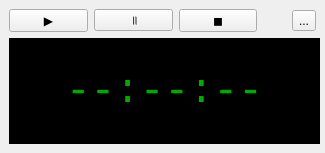
Old version of the form mainwindow.ui in the repository mkeyran/Pomato.
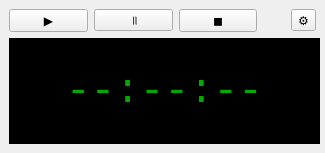
New version of the form. Icons and pictures are not drawn.

Commit message: Set settings icon

```diff
--- a/mainwindow.ui
+++ b/mainwindow.ui
@@ -40,7 +40,7 @@
     <item row="0" column="4">
      <widget class="QToolButton" name="settings">
       <property name="text">
-       <string>...</string>
+       <string>⚙</string>
       </property>
      </widget>
     </item>
```
